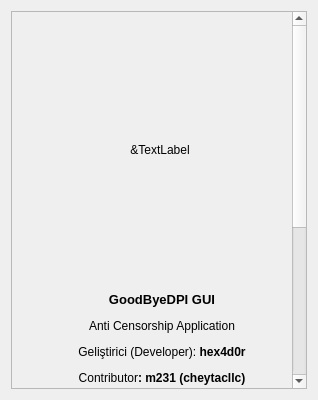
This is src/about.ui in cheytacllc/GUI-for-GoodbyeDPI as Qt 5 draws it before an edit. The edited form follows.
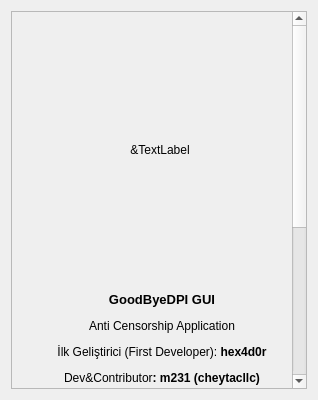
This is the edited form. Icons and pictures are not drawn.

The edit to the form file:
```diff
--- a/src/about.ui
+++ b/src/about.ui
@@ -124,7 +124,7 @@
         </size>
        </property>
        <property name="text">
-        <string>&lt;html&gt;&lt;head/&gt;&lt;body&gt;&lt;p&gt;&lt;span style=&quot; font-size:10pt; font-weight:600;&quot;&gt;GoodByeDPI GUI&lt;/span&gt;&lt;/p&gt;&lt;p&gt;Anti Censorship Application&lt;/p&gt;&lt;p align=&quot;center&quot;&gt;Geliştirici (Developer): &lt;span style=&quot; font-weight:600;&quot;&gt;hex4d0r&lt;/span&gt;&lt;/p&gt;&lt;p align=&quot;center&quot;&gt;Contributor&lt;span style=&quot; font-weight:600;&quot;&gt;: m231 (cheytacllc)&lt;/span&gt;&lt;/p&gt;&lt;p align=&quot;center&quot;&gt;&lt;span style=&quot; text-decoration: underline;&quot;&gt;Kaynak Kod&lt;/span&gt; (Source Code)&lt;/p&gt;&lt;p align=&quot;center&quot;&gt;&lt;a href=&quot;https://github.com/hex4d0r/GUI-for-GoodbyeDPI&quot;&gt;&lt;span style=&quot; text-decoration: underline; color:#007af4;&quot;&gt;GitHub&lt;/span&gt;&lt;/a&gt;&lt;/p&gt;&lt;p align=&quot;center&quot;&gt;&lt;a href=&quot;https://github.com/cheytacllc/GUI-for-GoodbyeDPI&quot;&gt;&lt;span style=&quot; text-decoration: underline; color:#007af4;&quot;&gt;Github&lt;/span&gt;&lt;/a&gt;&lt;/p&gt;&lt;p align=&quot;center&quot;&gt;Bağış(Support)&lt;/p&gt;&lt;p align=&quot;center&quot;&gt;&lt;a href=&quot;https://www.patreon.com/hex4d0r&quot;&gt;&lt;span style=&quot; text-decoration: underline; color:#007af4;&quot;&gt;Patreon&lt;/span&gt;&lt;/a&gt;&lt;/p&gt;&lt;p align=&quot;center&quot;&gt;Credits&lt;/p&gt;&lt;p align=&quot;center&quot;&gt;&lt;a href=&quot;qt&quot;&gt;&lt;span style=&quot; text-decoration: underline; color:#007af4;&quot;&gt;Qt 5.11&lt;/span&gt;&lt;/a&gt;&lt;/p&gt;&lt;p align=&quot;center&quot;&gt;&lt;a href=&quot;https://github.com/ValdikSS/GoodbyeDPI&quot;&gt;&lt;span style=&quot; text-decoration: underline; color:#007af4;&quot;&gt;ValdikSS/GoodByeDPI&lt;/span&gt;&lt;/a&gt;&lt;/p&gt;&lt;p align=&quot;center&quot;&gt;&lt;a href=&quot;https://github.com/jedisct1/dnscrypt-proxy&quot;&gt;&lt;span style=&quot; text-decoration: underline; color:#007af4;&quot;&gt;dnscrypt-proxy&lt;/span&gt;&lt;/a&gt;&lt;/p&gt;&lt;/body&gt;&lt;/html&gt;</string>
+        <string>&lt;html&gt;&lt;head/&gt;&lt;body&gt;&lt;p&gt;&lt;span style=&quot; font-size:10pt; font-weight:600;&quot;&gt;GoodByeDPI GUI&lt;/span&gt;&lt;/p&gt;&lt;p&gt;Anti Censorship Application&lt;/p&gt;&lt;p align=&quot;center&quot;&gt;İlk Geliştirici (First Developer): &lt;span style=&quot; font-weight:600;&quot;&gt;hex4d0r&lt;/span&gt;&lt;/p&gt;&lt;p align=&quot;center&quot;&gt;Dev&amp;Contributor&lt;span style=&quot; font-weight:600;&quot;&gt;: m231 (cheytacllc)&lt;/span&gt;&lt;/p&gt;&lt;p align=&quot;center&quot;&gt;&lt;span style=&quot; text-decoration: underline;&quot;&gt;Kaynak Kod&lt;/span&gt; (Source Code)&lt;/p&gt;&lt;p align=&quot;center&quot;&gt;&lt;a href=&quot;https://github.com/hex4d0r/GUI-for-GoodbyeDPI&quot;&gt;&lt;span style=&quot; text-decoration: underline; color:#007af4;&quot;&gt;GitHub&lt;/span&gt;&lt;/a&gt;&lt;/p&gt;&lt;p align=&quot;center&quot;&gt;&lt;a href=&quot;https://github.com/cheytacllc/GUI-for-GoodbyeDPI&quot;&gt;&lt;span style=&quot; text-decoration: underline; color:#007af4;&quot;&gt;Github&lt;/span&gt;&lt;/a&gt;&lt;/p&gt;&lt;p align=&quot;center&quot;&gt;Bağış(Support)&lt;/p&gt;&lt;p align=&quot;center&quot;&gt;&lt;a href=&quot;https://www.patreon.com/cheytacllc&quot;&gt;&lt;span style=&quot; text-decoration: underline; color:#007af4;&quot;&gt;Patreon&lt;/span&gt;&lt;/a&gt;&lt;/p&gt;&lt;p align=&quot;center&quot;&gt;Credits&lt;/p&gt;&lt;p align=&quot;center&quot;&gt;&lt;a href=&quot;qt&quot;&gt;&lt;span style=&quot; text-decoration: underline; color:#007af4;&quot;&gt;Qt 5.12&lt;/span&gt;&lt;/a&gt;&lt;/p&gt;&lt;p align=&quot;center&quot;&gt;&lt;a href=&quot;https://github.com/ValdikSS/GoodbyeDPI&quot;&gt;&lt;span style=&quot; text-decoration: underline; color:#007af4;&quot;&gt;ValdikSS/GoodByeDPI&lt;/span&gt;&lt;/a&gt;&lt;/p&gt;&lt;p align=&quot;center&quot;&gt;&lt;a href=&quot;https://github.com/jedisct1/dnscrypt-proxy&quot;&gt;&lt;span style=&quot; text-decoration: underline; color:#007af4;&quot;&gt;dnscrypt-proxy&lt;/span&gt;&lt;/a&gt;&lt;/p&gt;&lt;/body&gt;&lt;/html&gt;</string>
        </property>
        <property name="alignment">
         <set>Qt::AlignCenter</set>
```
